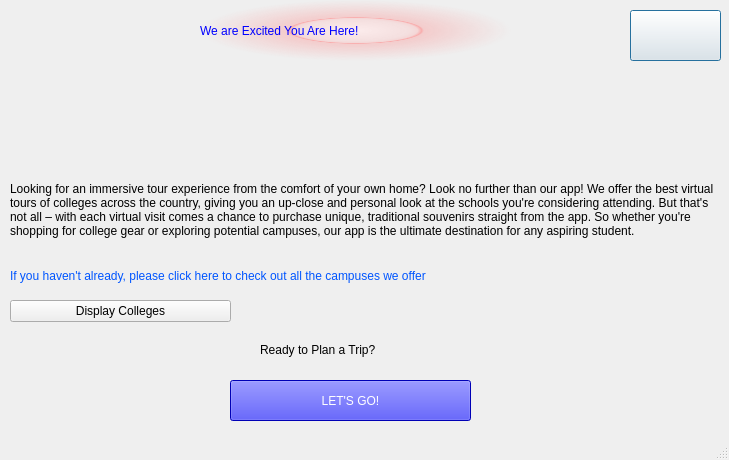
This is userinterface.ui in Ling2251/CS1D-College-Tour as Qt 5 draws it before an edit. The edited form follows.
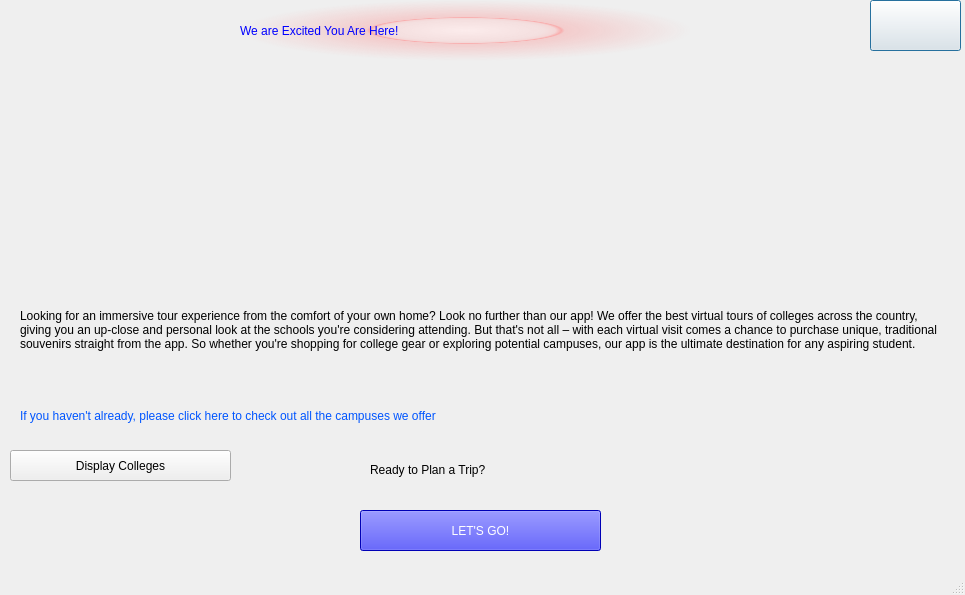
This is the edited form. Icons and pictures are not drawn.

```diff
--- a/userinterface.ui
+++ b/userinterface.ui
@@ -6,8 +6,8 @@
    <rect>
     <x>0</x>
     <y>0</y>
-    <width>729</width>
-    <height>460</height>
+    <width>965</width>
+    <height>595</height>
    </rect>
   </property>
   <property name="windowTitle">
@@ -19,8 +19,8 @@
   <widget class="QPushButton" name="mainpage">
    <property name="geometry">
     <rect>
-     <x>630</x>
-     <y>10</y>
+     <x>870</x>
+     <y>0</y>
      <width>91</width>
      <height>51</height>
     </rect>
@@ -35,8 +35,8 @@
   <widget class="QLabel" name="label">
    <property name="geometry">
     <rect>
-     <x>10</x>
-     <y>250</y>
+     <x>20</x>
+     <y>390</y>
      <width>551</width>
      <height>51</height>
     </rect>
@@ -62,9 +62,9 @@
    <property name="geometry">
     <rect>
      <x>10</x>
-     <y>300</y>
+     <y>450</y>
      <width>221</width>
-     <height>22</height>
+     <height>31</height>
     </rect>
    </property>
    <property name="styleSheet">
@@ -77,9 +77,9 @@
   <widget class="QLabel" name="label_2">
    <property name="geometry">
     <rect>
-     <x>260</x>
-     <y>340</y>
-     <width>191</width>
+     <x>370</x>
+     <y>460</y>
+     <width>281</width>
      <height>20</height>
     </rect>
    </property>
@@ -94,8 +94,8 @@
   <widget class="QPushButton" name="planTripButton">
    <property name="geometry">
     <rect>
-     <x>230</x>
-     <y>380</y>
+     <x>360</x>
+     <y>510</y>
      <width>241</width>
      <height>41</height>
     </rect>
@@ -114,9 +114,9 @@
   <widget class="QLabel" name="label_3">
    <property name="geometry">
     <rect>
-     <x>200</x>
+     <x>240</x>
      <y>0</y>
-     <width>311</width>
+     <width>451</width>
      <height>61</height>
     </rect>
    </property>
@@ -132,9 +132,9 @@
   <widget class="QLabel" name="label_4">
    <property name="geometry">
     <rect>
-     <x>10</x>
-     <y>160</y>
-     <width>711</width>
+     <x>20</x>
+     <y>280</y>
+     <width>921</width>
      <height>101</height>
     </rect>
    </property>
@@ -156,8 +156,8 @@
     <rect>
      <x>0</x>
      <y>0</y>
-     <width>731</width>
-     <height>161</height>
+     <width>961</width>
+     <height>281</height>
     </rect>
    </property>
    <property name="text">
```
